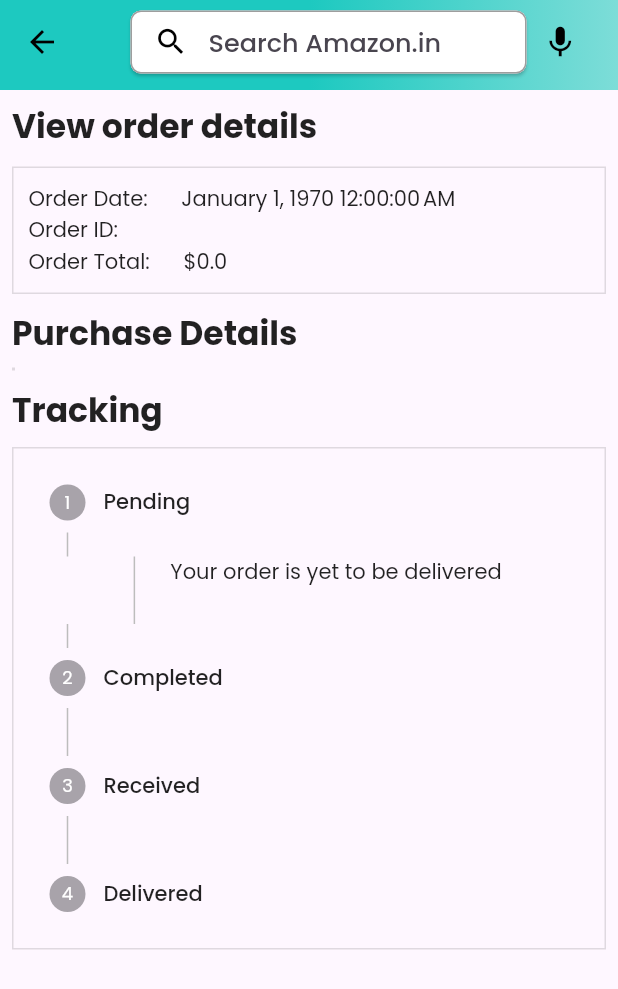
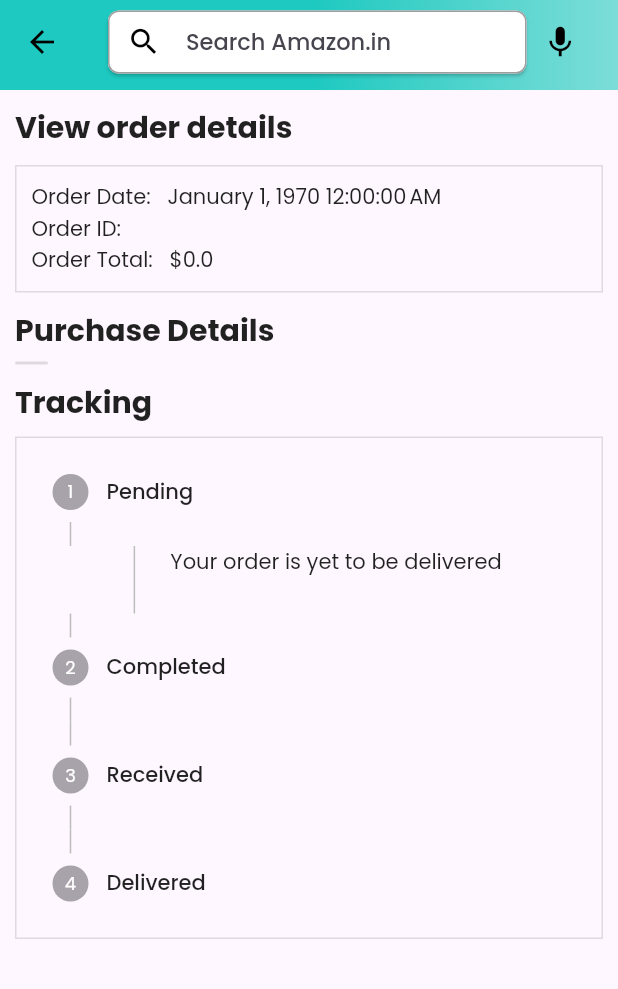
Before and after one commit to basitali1509/E-commere-Amazon-app, a Flutter app: the OrderDetailScreen screen opened directly with empty values, on a phone screen of 412 x 824 dp. Shown: the top 989 px of the screen. Run offline on Flutter 3.47's test engine with Material 2 defaults, Android fonts, the phone set to English and light mode, and no system bars; our stand-ins replace badges, carousel_slider, charts_flutter_new, dotted_border, flutter_rating_bar, google_fonts and 2 more; missing offline and left inert: cloudinary_public, pay; accounts and stored records are empty.

Commit message:
Responsiveness Issue Resolved

```diff
--- a/lib/features/order_details/screens/order_details.dart
+++ b/lib/features/order_details/screens/order_details.dart
@@ -35,7 +35,7 @@ class _OrderDetailScreenState extends State<OrderDetailScreen> {
     currentStep = widget.order.status;
   }
 
-  // !!! ONLY FOR ADMIN!!!
+
   void changeOrderStatus(int status) {
     adminServices.changeOrderStatus(
       context: context,
@@ -68,7 +68,6 @@ class _OrderDetailScreenState extends State<OrderDetailScreen> {
               Expanded(
                 child: Container(
                   height: 42,
-                  margin: const EdgeInsets.only(left: 15),
                   child: Material(
                     borderRadius: BorderRadius.circular(7),
                     elevation: 1,
@@ -77,15 +76,10 @@ class _OrderDetailScreenState extends State<OrderDetailScreen> {
                       decoration: InputDecoration(
                         prefixIcon: InkWell(
                           onTap: () {},
-                          child: const Padding(
-                            padding: EdgeInsets.only(
-                              left: 6,
-                            ),
-                            child: Icon(
+                          child: const Icon(
                             Icons.search,
                             color: Colors.black,
                             size: 23,
-                            ),
                           ),
                         ),
                         filled: true,
@@ -109,7 +103,7 @@ class _OrderDetailScreenState extends State<OrderDetailScreen> {
                         hintText: 'Search Amazon.in',
                         hintStyle: const TextStyle(
                           fontWeight: FontWeight.w500,
-                          fontSize: 17,
+                          fontSize: 15,
                         ),
                       ),
                     ),
@@ -128,18 +122,18 @@ class _OrderDetailScreenState extends State<OrderDetailScreen> {
       ),
       body: SingleChildScrollView(
         child: Padding(
-          padding: const EdgeInsets.all(8.0),
+          padding: const EdgeInsets.all(10),
           child: Column(
             crossAxisAlignment: CrossAxisAlignment.start,
             children: [
               const Text(
                 'View order details',
                 style: TextStyle(
-                  fontSize: 22,
+                  fontSize: 20,
                   fontWeight: FontWeight.bold,
                 ),
               ),
-              SizedBox(height: 10,),
+              const SizedBox(height: 10,),
               Container(
                 width: double.infinity,
                 padding: const EdgeInsets.all(10),
@@ -151,12 +145,17 @@ class _OrderDetailScreenState extends State<OrderDetailScreen> {
                 child: Column(
                   crossAxisAlignment: CrossAxisAlignment.start,
                   children: [
-                    Text('Order Date:      ${DateFormat().format(
+                    Text('Order Date:   ${DateFormat().format(
                       DateTime.fromMillisecondsSinceEpoch(
                           widget.order.orderedAt),
                     )}'),
-                    Text('Order ID:          ${widget.order.id}'),
-                    Text('Order Total:      \$${widget.order.totalPrice}'),
+                    Row(
+                      children: [
+                        const Text('Order ID:   '),
+                        Text('${widget.order.id}', style: const TextStyle(fontSize: 12.5),)
+                      ],
+                    ),
+                    Text('Order Total:   \$${widget.order.totalPrice}'),
                   ],
                 ),
               ),
@@ -164,30 +163,37 @@ class _OrderDetailScreenState extends State<OrderDetailScreen> {
               const Text(
                 'Purchase Details',
                 style: TextStyle(
-                  fontSize: 22,
+                  fontSize: 20,
                   fontWeight: FontWeight.bold,
                 ),
               ),
 
-              SizedBox(height: 6,),
+              const SizedBox(height: 6,),
               Container(
                 decoration: BoxDecoration(
+                  borderRadius: BorderRadius.circular(20),
                   border: Border.all(
                     color: Colors.black12,
+
                   ),
+
                 ),
+                child: Padding(
+                  padding: const EdgeInsets.symmetric(horizontal: 10),
                   child: Column(
                     mainAxisAlignment: MainAxisAlignment.start,
                     children: [
+
                       for (int i = 0; i < widget.order.products.length; i++)
                         Row(
                           children: [
                             Image.network(
+
                               widget.order.products[i].images[0],
                               height: 120,
                               width: 120,
                             ),
-                          const SizedBox(width: 5),
+                            const SizedBox(width: 12),
                             Expanded(
                               child: Column(
                                 crossAxisAlignment: CrossAxisAlignment.start,
@@ -195,7 +201,7 @@ class _OrderDetailScreenState extends State<OrderDetailScreen> {
                                   Text(
                                     widget.order.products[i].name,
                                     style: const TextStyle(
-                                    fontSize: 17,
+                                      fontSize: 16,
                                       fontWeight: FontWeight.bold,
                                     ),
                                     maxLines: 2,
@@ -212,16 +218,17 @@ class _OrderDetailScreenState extends State<OrderDetailScreen> {
                     ],
                   ),
                 ),
+              ),
               const SizedBox(height: 10),
               const Text(
                 'Tracking',
                 style: TextStyle(
-                  fontSize: 22,
+                  fontSize: 20,
                   fontWeight: FontWeight.bold,
                 ),
               ),
 
-              SizedBox(height: 8,),
+              const SizedBox(height: 8,),
               Container(
                 decoration: BoxDecoration(
                   border: Border.all(
```
Lines whose indentation alone changed are shown as unchanged.
